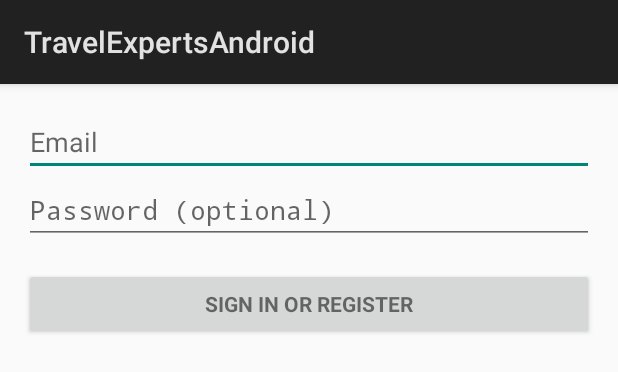
After one commit to olaoluadesanya/TravelExpertsFinal, an Android app: the layout activity_login.xml on its own in the app's theme, with its tools: preview values and no code run, on a phone screen of 412 x 824 dp. The commit adds this screen. Shown: the top 372 px of the screen. Run offline under Robolectric (Android 15) with nearby library versions, the phone set to English and light mode, and no system bars.

Commit message:
Login Activity created

```diff
--- a/Android/TravelExpertsAndroid/app/build.gradle
+++ b/Android/TravelExpertsAndroid/app/build.gradle
@@ -21,6 +21,7 @@ android {
 dependencies {
     implementation fileTree(dir: 'libs', include: ['*.jar'])
     implementation 'com.android.support.constraint:constraint-layout:1.1.3'
+    implementation 'com.android.support:support-annotations:28.0.0'
     testImplementation 'junit:junit:4.12'
     androidTestImplementation 'com.android.support.test:runner:1.0.2'
     androidTestImplementation 'com.android.support.test.espresso:espresso-core:3.0.2'
--- /dev/null
+++ b/Android/TravelExpertsAndroid/app/src/main/res/layout/activity_login.xml
@@ -0,0 +1,66 @@
+<?xml version="1.0" encoding="utf-8"?>
+<LinearLayout xmlns:android="http://schemas.android.com/apk/res/android"
+    xmlns:tools="http://schemas.android.com/tools"
+    android:layout_width="match_parent"
+    android:layout_height="match_parent"
+    android:gravity="center_horizontal"
+    android:orientation="vertical"
+    android:paddingBottom="@dimen/activity_vertical_margin"
+    android:paddingLeft="@dimen/activity_horizontal_margin"
+    android:paddingRight="@dimen/activity_horizontal_margin"
+    android:paddingTop="@dimen/activity_vertical_margin"
+    tools:context=".LoginActivity">
+
+    <!-- Login progress -->
+    <ProgressBar
+        android:id="@+id/login_progress"
+        style="?android:attr/progressBarStyleLarge"
+        android:layout_width="wrap_content"
+        android:layout_height="wrap_content"
+        android:layout_marginBottom="8dp"
+        android:visibility="gone" />
+
+    <ScrollView
+        android:id="@+id/login_form"
+        android:layout_width="match_parent"
+        android:layout_height="match_parent">
+
+        <LinearLayout
+            android:id="@+id/email_login_form"
+            android:layout_width="match_parent"
+            android:layout_height="wrap_content"
+            android:orientation="vertical">
+
+            <AutoCompleteTextView
+                android:id="@+id/email"
+                android:layout_width="match_parent"
+                android:layout_height="wrap_content"
+                android:hint="@string/prompt_email"
+                android:inputType="textEmailAddress"
+                android:maxLines="1"
+                android:singleLine="true" />
+
+            <EditText
+                android:id="@+id/password"
+                android:layout_width="match_parent"
+                android:layout_height="wrap_content"
+                android:hint="@string/prompt_password"
+                android:imeActionId="6"
+                android:imeActionLabel="@string/action_sign_in_short"
+                android:imeOptions="actionUnspecified"
+                android:inputType="textPassword"
+                android:maxLines="1"
+                android:singleLine="true" />
+
+            <Button
+                android:id="@+id/email_sign_in_button"
+                style="?android:textAppearanceSmall"
+                android:layout_width="match_parent"
+                android:layout_height="wrap_content"
+                android:layout_marginTop="16dp"
+                android:text="@string/action_sign_in"
+                android:textStyle="bold" />
+
+        </LinearLayout>
+    </ScrollView>
+</LinearLayout>
--- /dev/null
+++ b/Android/TravelExpertsAndroid/app/src/main/res/values/dimens.xml
@@ -0,0 +1,5 @@
+<resources>
+    <!-- Default screen margins, per the Android Design guidelines. -->
+    <dimen name="activity_horizontal_margin">16dp</dimen>
+    <dimen name="activity_vertical_margin">16dp</dimen>
+</resources>
--- a/Android/TravelExpertsAndroid/app/src/main/res/values/strings.xml
+++ b/Android/TravelExpertsAndroid/app/src/main/res/values/strings.xml
@@ -1,3 +1,17 @@
 <resources>
     <string name="app_name">TravelExpertsAndroid</string>
+    <string name="title_activity_login">Sign in</string>
+
+    <!-- Strings related to login -->
+    <string name="prompt_email">Email</string>
+    <string name="prompt_password">Password (optional)</string>
+    <string name="action_sign_in">Sign in or register</string>
+    <string name="action_sign_in_short">Sign in</string>
+    <string name="error_invalid_email">This email address is invalid</string>
+    <string name="error_invalid_password">This password is too short</string>
+    <string name="error_incorrect_password">This password is incorrect</string>
+    <string name="error_field_required">This field is required</string>
+    <string name="permission_rationale">"Contacts permissions are needed for providing email
+        completions."
+    </string>
 </resources>
```
Also changed, not shown: Android/TravelExpertsAndroid/app/src/main/AndroidManifest.xml (+8 -0 lines), Android/TravelExpertsAndroid/app/src/main/java/com/example/a790232/travelexpertsandroid/LoginActivity.java (added, +344 -0 lines).
